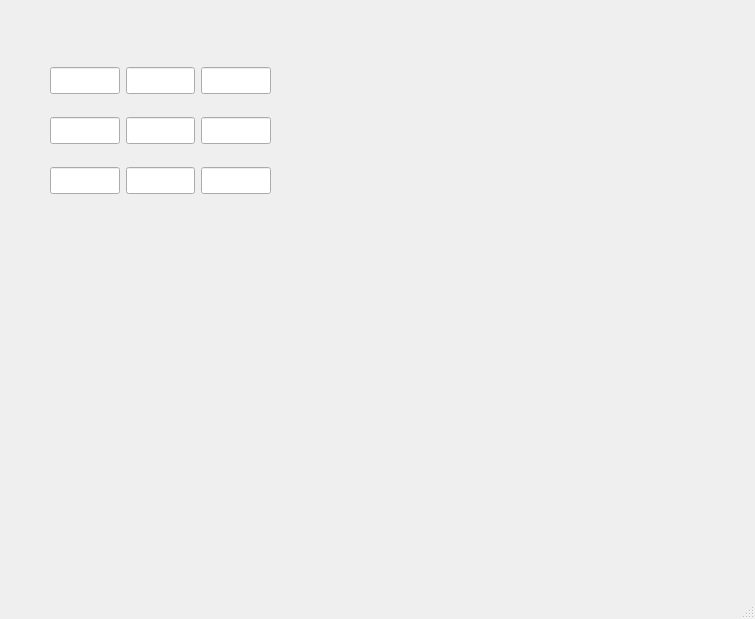
The window that C++/qt/MatrixPro/Matrix/mainwindow.ui (ilya-uzun/Learning) describes before a commit, drawn with Qt 5.
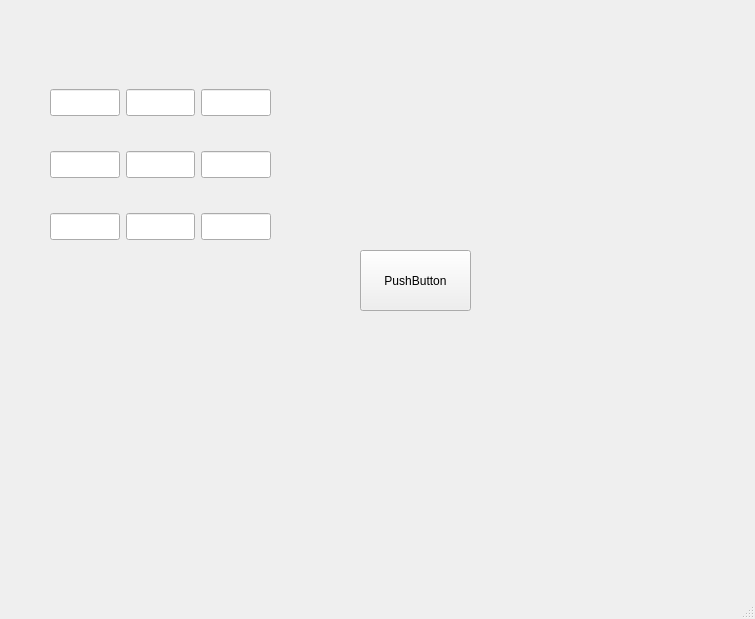
The same window after the commit.

Commit message: Нормально работает  из lineEdit в Libel

What changed in the file:
```diff
--- a/C++/qt/MatrixPro/Matrix/mainwindow.ui
+++ b/C++/qt/MatrixPro/Matrix/mainwindow.ui
@@ -14,6 +14,19 @@
    <string>MainWindow</string>
   </property>
   <widget class="QWidget" name="centralwidget">
+   <widget class="QPushButton" name="pushButton">
+    <property name="geometry">
+     <rect>
+      <x>360</x>
+      <y>250</y>
+      <width>111</width>
+      <height>61</height>
+     </rect>
+    </property>
+    <property name="text">
+     <string>PushButton</string>
+    </property>
+   </widget>
    <widget class="QWidget" name="">
     <property name="geometry">
      <rect>
@@ -45,13 +58,6 @@
        </property>
       </widget>
      </item>
-     <item row="1" column="0">
-      <widget class="QLabel" name="label_7">
-       <property name="text">
-        <string/>
-       </property>
-      </widget>
-     </item>
      <item row="1" column="1">
       <widget class="QLabel" name="label_5">
        <property name="text">
@@ -66,13 +72,6 @@
        </property>
       </widget>
      </item>
-     <item row="2" column="0">
-      <widget class="QLabel" name="label_4">
-       <property name="text">
-        <string/>
-       </property>
-      </widget>
-     </item>
      <item row="2" column="1">
       <widget class="QLabel" name="label_8">
        <property name="text">
@@ -87,15 +86,29 @@
        </property>
       </widget>
      </item>
+     <item row="1" column="0">
+      <widget class="QLabel" name="label_4">
+       <property name="text">
+        <string/>
+       </property>
+      </widget>
+     </item>
+     <item row="2" column="0">
+      <widget class="QLabel" name="label_7">
+       <property name="text">
+        <string/>
+       </property>
+      </widget>
+     </item>
     </layout>
    </widget>
    <widget class="QWidget" name="">
     <property name="geometry">
      <rect>
       <x>50</x>
-      <y>50</y>
+      <y>60</y>
       <width>221</width>
-      <height>161</height>
+      <height>211</height>
      </rect>
     </property>
     <layout class="QGridLayout" name="gridLayout">
@@ -140,16 +153,6 @@
       </widget>
      </item>
      <item row="1" column="1">
-      <widget class="QLineEdit" name="lineEdit_6">
-       <property name="font">
-        <font>
-         <pointsize>12</pointsize>
-         <stylestrategy>PreferDefault</stylestrategy>
-        </font>
-       </property>
-      </widget>
-     </item>
-     <item row="1" column="2">
       <widget class="QLineEdit" name="lineEdit_4">
        <property name="font">
         <font>
@@ -159,7 +162,27 @@
        </property>
       </widget>
      </item>
+     <item row="1" column="2">
+      <widget class="QLineEdit" name="lineEdit_6">
+       <property name="font">
+        <font>
+         <pointsize>12</pointsize>
+         <stylestrategy>PreferDefault</stylestrategy>
+        </font>
+       </property>
+      </widget>
+     </item>
      <item row="2" column="0">
+      <widget class="QLineEdit" name="lineEdit_7">
+       <property name="font">
+        <font>
+         <pointsize>12</pointsize>
+         <stylestrategy>PreferDefault</stylestrategy>
+        </font>
+       </property>
+      </widget>
+     </item>
+     <item row="2" column="1">
       <widget class="QLineEdit" name="lineEdit_8">
        <property name="font">
         <font>
@@ -169,7 +192,7 @@
        </property>
       </widget>
      </item>
-     <item row="2" column="1">
+     <item row="2" column="2">
       <widget class="QLineEdit" name="lineEdit_9">
        <property name="font">
         <font>
@@ -179,16 +202,6 @@
        </property>
       </widget>
      </item>
-     <item row="2" column="2">
-      <widget class="QLineEdit" name="lineEdit_7">
-       <property name="font">
-        <font>
-         <pointsize>12</pointsize>
-         <stylestrategy>PreferDefault</stylestrategy>
-        </font>
-       </property>
-      </widget>
-     </item>
     </layout>
    </widget>
   </widget>
```
The commit also changes 3 other files.
